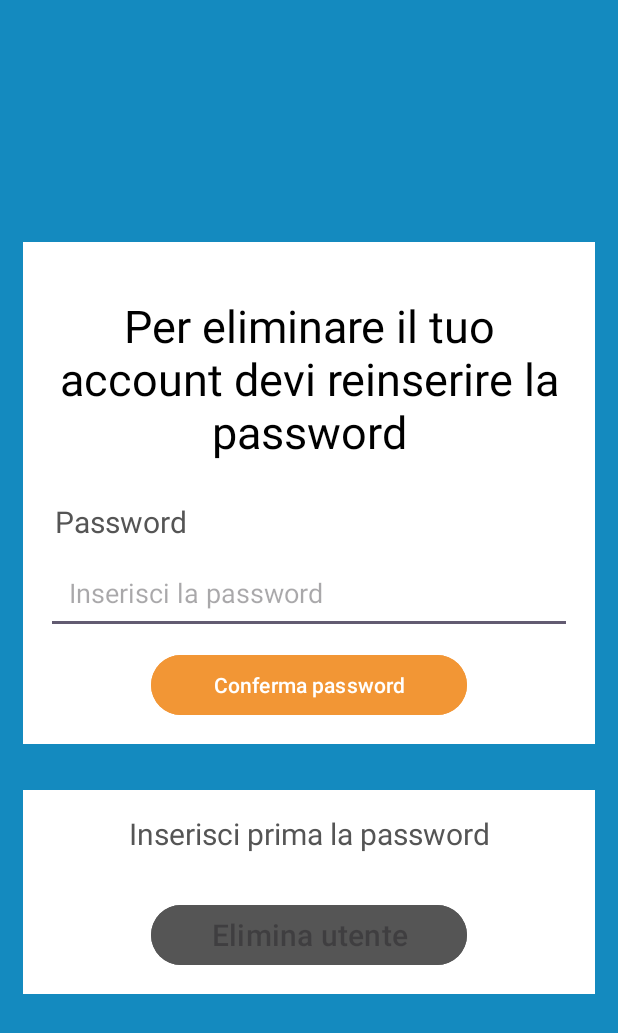
After one commit to Alequart/Padel, an Android app: the DeleteAccountActivity screen opened directly, with no data from a screen before it, on a phone screen of 412 x 824 dp. The commit adds this screen. Shown: the top 1033 px of the screen. Run offline under Robolectric (Android 15) with nearby library versions, the phone set to English and light mode, and no system bars; our stand-ins replace Firebase (no records; nobody signed in at launch, a user with empty details on screens opened directly).

Commit message:
Aggiunta DeleteUserActivity e eliminazione prenotazioni

```diff
--- a/app/src/main/AndroidManifest.xml
+++ b/app/src/main/AndroidManifest.xml
@@ -12,6 +12,9 @@
         android:supportsRtl="true"
         android:theme="@style/Theme.Padel"
         tools:targetApi="31">
+        <activity
+            android:name=".DeleteAccountActivity"
+            android:exported="false" />
         <activity
             android:name=".NotificationActivity"
             android:exported="false" />
--- /dev/null
+++ b/app/src/main/java/com/example/padel/DeleteAccountActivity.java
@@ -0,0 +1,184 @@
+package com.example.padel;
+
+import android.content.DialogInterface;
+import android.content.Intent;
+import android.os.Bundle;
+import android.text.TextUtils;
+import android.util.Log;
+import android.view.View;
+import android.widget.Button;
+import android.widget.EditText;
+import android.widget.TextView;
+import android.widget.Toast;
+
+import androidx.annotation.NonNull;
+import androidx.appcompat.app.AlertDialog;
+import androidx.appcompat.app.AppCompatActivity;
+import androidx.core.content.ContextCompat;
+
+import com.google.android.gms.tasks.OnCompleteListener;
+import com.google.android.gms.tasks.OnFailureListener;
+import com.google.android.gms.tasks.OnSuccessListener;
+import com.google.android.gms.tasks.Task;
+import com.google.firebase.auth.AuthCredential;
+import com.google.firebase.auth.EmailAuthProvider;
+import com.google.firebase.auth.FirebaseAuth;
+import com.google.firebase.auth.FirebaseUser;
+import com.google.firebase.database.DatabaseReference;
+import com.google.firebase.database.FirebaseDatabase;
+
+public class DeleteAccountActivity extends AppCompatActivity {
+
+    private FirebaseAuth firebaseAuth;
+    private FirebaseUser firebaseUser;
+    private EditText editTextPassword;
+    private TextView textViewAuth;
+    private String userPass;
+    private Button buttonAuthUser;
+    private Button buttonDeleteUser;
+
+    private static final String TAG = "DeleteAccountActivity";
+
+    @Override
+    protected void onCreate(Bundle savedInstanceState) {
+        super.onCreate(savedInstanceState);
+        setContentView(R.layout.activity_delete_account);
+
+        editTextPassword = findViewById(R.id.editDeletePassword);
+        textViewAuth = findViewById(R.id.textViewAutenticato);
+        buttonAuthUser = findViewById(R.id.checkPassword);
+        buttonDeleteUser = findViewById(R.id.deleteProfile);
+
+        buttonDeleteUser.setEnabled(false);
+
+        firebaseAuth = FirebaseAuth.getInstance();
+        firebaseUser = firebaseAuth.getCurrentUser();
+
+        if(firebaseUser.equals("")){
+            Toast.makeText(DeleteAccountActivity.this, "Errore, account non trovato", Toast.LENGTH_SHORT).show();
+            Intent intent = new Intent(DeleteAccountActivity.this, ProfileActivity.class);
+            startActivity(intent);
+            finish();
+        }
+        authenticateUser(firebaseUser);
+
+    }
+
+    public void authenticateUser(FirebaseUser firebaseUser){
+        buttonAuthUser.setOnClickListener(new View.OnClickListener() {
+            @Override
+            public void onClick(View v) {
+                userPass = editTextPassword.getText().toString();
+                    if(TextUtils.isEmpty(userPass)){
+                        Toast.makeText(DeleteAccountActivity.this, "Necessario inserire la password", Toast.LENGTH_SHORT).show();
+                        editTextPassword.setError("Inserisci la password");
+                        editTextPassword.requestFocus();
+                } else{
+                        AuthCredential credential = EmailAuthProvider.getCredential(firebaseUser.getEmail(), userPass);
+
+                        firebaseUser.reauthenticate(credential).addOnCompleteListener(new OnCompleteListener<Void>() {
+                            @Override
+                            public void onComplete(@NonNull Task<Void> task) {
+                                if(task.isSuccessful()){
+                                    editTextPassword.setEnabled(false);
+
+                                    buttonAuthUser.setEnabled(false);
+                                    buttonDeleteUser.setEnabled(true);
+
+                                    textViewAuth.setText("Utente riconosciuto. Puoi eliminare l'account");
+
+                                    buttonDeleteUser.setBackgroundTintList(ContextCompat.getColorStateList(DeleteAccountActivity.this, R.color.red));
+
+                                    buttonDeleteUser.setOnClickListener(new View.OnClickListener() {
+                                        @Override
+                                        public void onClick(View v) {
+                                            showAlertDialog();
+                                        }
+                                    });
+                                } else{
+                                    try{
+                                        throw task.getException();
+                                    } catch (Exception e){
+                                        Toast.makeText(DeleteAccountActivity.this, e.getMessage(), Toast.LENGTH_SHORT).show();
+                                    }
+                                }
+                            }
+                        });
+                    }
+            }
+        });
+    }
+
+    private void showAlertDialog() {
+        AlertDialog.Builder builder = new AlertDialog.Builder(DeleteAccountActivity.this);
+        builder.setTitle("Elimina account");
+        builder.setMessage("Stai per eliminare l'account. Una volta confermato, tutti i dati relativi a questo account andranno persi");
+
+        builder.setPositiveButton("Conferma", new DialogInterface.OnClickListener() {
+            @Override
+            public void onClick(DialogInterface dialog, int which) {
+                deleteUser(firebaseUser);
+            }
+        });
+
+
+        builder.setNegativeButton("Annulla", new DialogInterface.OnClickListener() {
+            @Override
+            public void onClick(DialogInterface dialog, int which) {
+                startActivity(getIntent());
+                finish();
+            }
+        });
+
+        AlertDialog alertDialog = builder.create();
+
+        alertDialog.setOnShowListener(new DialogInterface.OnShowListener() {
+            @Override
+            public void onShow(DialogInterface dialog) {
+                alertDialog.getButton(AlertDialog.BUTTON_POSITIVE).setTextColor(getResources().getColor(R.color.red));
+            }
+        });
+
+        alertDialog.show();
+    }
+
+    private void deleteUser(FirebaseUser firebaseUser){
+        firebaseUser.delete().addOnCompleteListener(new OnCompleteListener<Void>() {
+            @Override
+            public void onComplete(@NonNull Task<Void> task) {
+                if(task.isSuccessful()){
+                    deleteUserData();
+                    firebaseAuth.signOut();
+                    Toast.makeText(DeleteAccountActivity.this, "Utente eliminato", Toast.LENGTH_SHORT).show();
+                    Intent intent = new Intent(DeleteAccountActivity.this, WelcomeActivity.class);
+                    startActivity(intent);
+                    finish();
+                }
+                else{
+                    try{
+                        throw task.getException();
+                    } catch (Exception e){
+                        Toast.makeText(DeleteAccountActivity.this, e.getMessage(), Toast.LENGTH_SHORT).show();
+                    }
+                }
+            }
+        });
+    }
+
+    private void deleteUserData() {
+        DatabaseReference databaseReference = FirebaseDatabase.getInstance().getReference("Utenti registrati");
+        databaseReference.child(firebaseUser.getUid()).removeValue().addOnSuccessListener(new OnSuccessListener<Void>() {
+            @Override
+            public void onSuccess(Void unused) {
+                Log.d(TAG, "OnSucccess: Dati utente eliminati");
+            }
+        }).addOnFailureListener(new OnFailureListener() {
+            @Override
+            public void onFailure(@NonNull Exception e) {
+                Log.d(TAG, e.getMessage());
+                Toast.makeText(DeleteAccountActivity.this, e.getMessage(), Toast.LENGTH_SHORT).show();
+            }
+        });
+    }
+
+}
--- /dev/null
+++ b/app/src/main/res/layout/activity_delete_account.xml
@@ -0,0 +1,104 @@
+<?xml version="1.0" encoding="utf-8"?>
+<androidx.constraintlayout.widget.ConstraintLayout xmlns:android="http://schemas.android.com/apk/res/android"
+    xmlns:app="http://schemas.android.com/apk/res-auto"
+    xmlns:tools="http://schemas.android.com/tools"
+    android:id="@+id/main"
+    android:layout_width="match_parent"
+    android:layout_height="match_parent"
+    tools:context=".DeleteAccountActivity"
+    android:background="@color/blue_aqua">
+
+    <LinearLayout
+        android:layout_width="match_parent"
+        android:layout_height="wrap_content"
+        android:orientation="vertical"
+        app:layout_constraintBottom_toBottomOf="parent"
+        app:layout_constraintEnd_toEndOf="parent"
+        app:layout_constraintStart_toStartOf="parent"
+        app:layout_constraintTop_toTopOf="parent">
+
+
+        <RelativeLayout
+            android:layout_width="match_parent"
+            android:layout_height="wrap_content"
+            android:background="@color/white"
+            android:padding="15dp"
+            android:layout_margin="15dp">
+
+            <TextView
+                android:id="@+id/textDelete"
+                android:layout_width="match_parent"
+                android:layout_height="wrap_content"
+                android:layout_marginTop="20dp"
+                android:text="Per eliminare il tuo account devi reinserire la password"
+                android:textSize="30sp"
+                android:textAlignment="center"
+                android:textColor="@color/black"/>
+
+            <TextView
+                android:id="@+id/textPassword"
+                android:layout_width="match_parent"
+                android:layout_height="wrap_content"
+                android:layout_below="@id/textDelete"
+                android:text="Password"
+                android:textSize="20sp"
+                android:layout_marginTop="20dp"
+                android:padding="6dp"
+                android:textColor="#555555"/>
+
+            <EditText
+                android:id="@+id/editDeletePassword"
+                android:layout_width="match_parent"
+                android:layout_height="wrap_content"
+                android:layout_below="@id/textPassword"
+                android:hint="Inserisci la password"
+                android:inputType="textPassword"
+                android:padding="15dp"/>
+
+            <Button
+                android:id="@+id/checkPassword"
+                android:layout_width="match_parent"
+                android:layout_height="wrap_content"
+                android:layout_below="@id/editDeletePassword"
+                android:layout_marginTop="10dp"
+                android:layout_marginLeft="70dp"
+                android:layout_marginRight="70dp"
+                android:text="Conferma password"
+                android:backgroundTint="@color/orange"/>
+
+        </RelativeLayout>
+
+        <RelativeLayout
+            android:layout_width="match_parent"
+            android:layout_height="wrap_content"
+            android:background="@color/white"
+            android:layout_margin="15dp"
+            android:padding="15dp">
+
+            <TextView
+                android:id="@+id/textViewAutenticato"
+                android:layout_width="match_parent"
+                android:layout_height="wrap_content"
+                android:text="Inserisci prima la password"
+                android:textAlignment="center"
+                android:textSize="20sp"
+                android:textColor="#555555"/>
+
+            <Button
+                android:id="@+id/deleteProfile"
+                android:layout_width="match_parent"
+                android:layout_height="wrap_content"
+                android:layout_below="@id/textViewAutenticato"
+                android:layout_marginTop="30dp"
+                android:layout_marginRight="70dp"
+                android:layout_marginLeft="70dp"
+                android:backgroundTint="#555555"
+                android:text="Elimina utente"
+                android:textSize="20sp" />
+
+
+        </RelativeLayout>
+
+    </LinearLayout>
+
+</androidx.constraintlayout.widget.ConstraintLayout>
--- a/app/src/main/res/values/colors.xml
+++ b/app/src/main/res/values/colors.xml
@@ -5,4 +5,5 @@
     <color name="green">#4BAE4F</color>
     <color name="orange">#F29635</color>
     <color name="blue_aqua">#148ABF</color>
+    <color name="red">#FF0000</color>
 </resources>
```
Also changed, not shown: app/src/main/java/com/example/padel/MyAdapter.java (+18 -2 lines), app/src/main/java/com/example/padel/N_Prenotazioni.java (deleted, +0 -13 lines), app/src/main/java/com/example/padel/NotificationActivity.java (+84 -32 lines), app/src/main/java/com/example/padel/ProfileActivity.java (+3 -4 lines).
